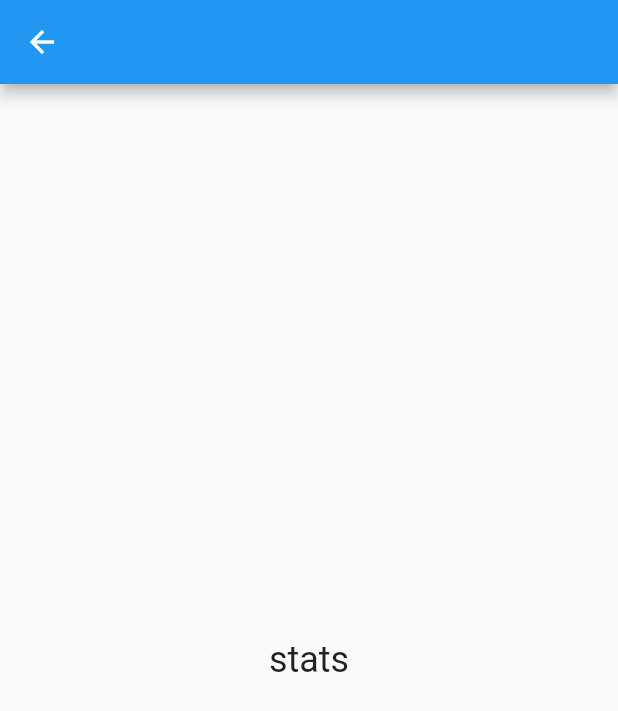
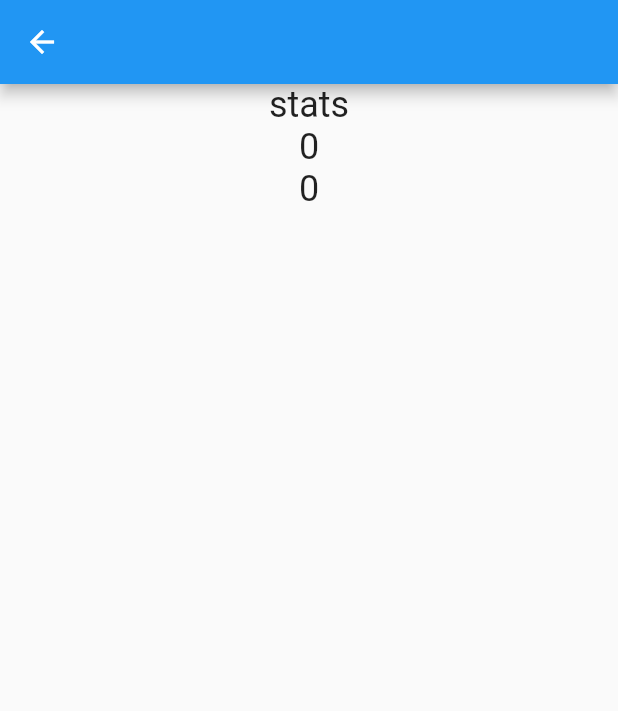
Before and after one commit to Kacp-R/fiszki, a Flutter app: the screen it shows after launch, after a tap on "Stats", on a phone screen of 412 x 824 dp. Shown: the top 711 px of the screen. Run offline on Flutter 3.47's test engine with Material 2 defaults, Android fonts, the phone set to English and light mode, and no system bars; our stand-ins replace flip_card.

Commit message:
Added stats check

```diff
--- a/lib/main.dart
+++ b/lib/main.dart
@@ -8,7 +8,7 @@ class MyApp extends StatelessWidget {
   @override
   Widget build(BuildContext context) {
     return const MaterialApp(
-      home: Main(),
+      home: Main(cAnswers: 0, tAnswers: 0,),
     );
   }
 }
--- a/lib/main_page.dart
+++ b/lib/main_page.dart
@@ -4,13 +4,19 @@ import 'package:fiszki/writing_practice.dart';
 import 'package:flutter/material.dart';
 
 class Main extends StatefulWidget {
-  const Main({Key? key}) : super(key: key);
+  final int cAnswers;
+  final int tAnswers;
+  const Main({Key? key, required this.cAnswers, required this.tAnswers}) : super(key: key);
 
   @override
-  State<Main> createState() => _MainState();
+  State<Main> createState() => _MainState(cAnswers, tAnswers);
 }
 
 class _MainState extends State<Main>{
+  final int cAnswers;
+  final int tAnswers;
+
+  _MainState(this.cAnswers, this.tAnswers);
   @override
   Widget build(BuildContext context) {
     return MaterialApp(
@@ -48,7 +54,7 @@ class _MainState extends State<Main>{
                 onPressed: () {
                   Navigator.push(
                     context,
-                    MaterialPageRoute(builder: (context) => Stats()),
+                    MaterialPageRoute(builder: (context) => Stats(cAnswers: cAnswers, tAnswers: tAnswers,)),
                   );
                 },
                 child: Text('Stats'),
--- a/lib/stats.dart
+++ b/lib/stats.dart
@@ -3,6 +3,9 @@
 import 'package:flutter/material.dart';
 
 class Stats extends StatelessWidget {
+  final int cAnswers;
+  final int tAnswers;
+  Stats({required this.cAnswers, required this.tAnswers});
   @override
   Widget build(BuildContext context) {
     return Scaffold(
@@ -10,9 +13,20 @@ class Stats extends StatelessWidget {
         title: Text(''),
       ),
       body: Center(
-        child: Text(
-          'stats',
-          style: TextStyle(fontSize: 24.0),
+        child: Column(children: [
+          Text(
+            'stats',
+            style: TextStyle(fontSize: 24.0),
+          ),
+          Text(
+            '$cAnswers',
+            style: TextStyle(fontSize: 24.0),
+          ),
+          Text(
+            '$tAnswers',
+            style: TextStyle(fontSize: 24.0),
+          ),
+        ],
         ),
       ),
     );
```
Also changed, not shown: lib/writing_practice.dart (+17 -1 lines).
